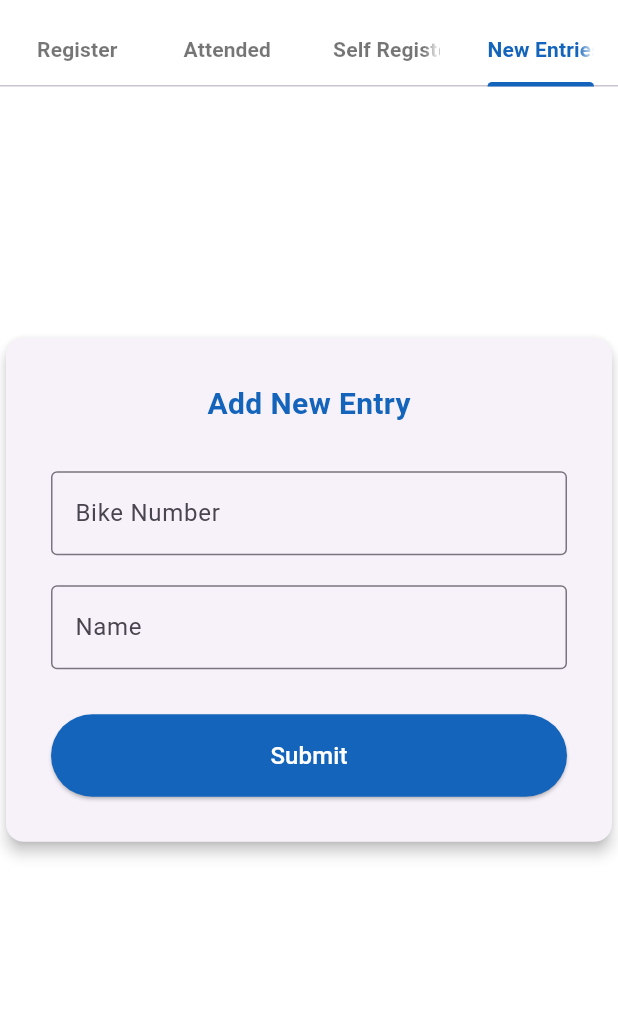
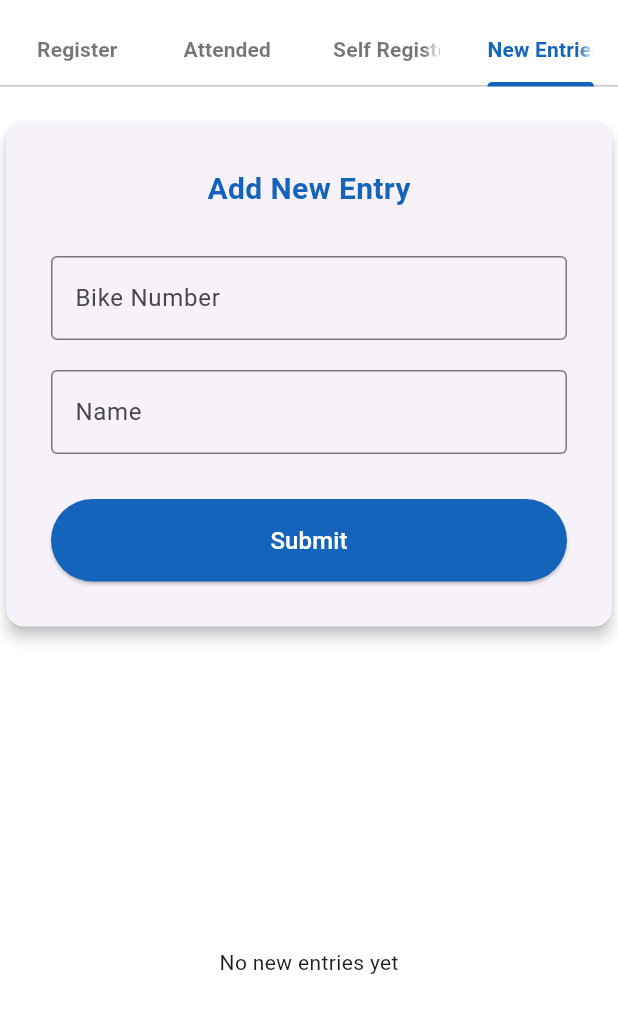
Before and after one commit to otaremwa-ETLYA/tableregistration, a Flutter app: the screen it shows after launch, tab 4 chosen, on a phone screen of 412 x 824 dp, the part 143-1176 px from its top. Run offline on Flutter 3.47's test engine with Material 3 defaults, Android fonts, the phone set to English and light mode, and no system bars; our stand-ins replace firebase_core, firebase_database; accounts and stored records are empty.

Commit message:
the robust 2.0.1

```diff
--- a/lib/pages/new_entries_page.dart
+++ b/lib/pages/new_entries_page.dart
@@ -17,10 +17,17 @@ class _NewEntriesPageState extends State<NewEntriesPage> {
 
   @override
   Widget build(BuildContext context) {
-    return Center(
+    return SingleChildScrollView(
+      child: Center(
         child: ConstrainedBox(
           constraints: const BoxConstraints(maxWidth: 800),
-        child: Card(
+          child: Column(
+            children: [
+              // Space from TabBar
+              const SizedBox(height: 20),
+
+              // Card for adding new entries
+              Card(
                 elevation: 4,
                 shape: RoundedRectangleBorder(
                   borderRadius: BorderRadius.circular(12),
@@ -30,7 +37,6 @@ class _NewEntriesPageState extends State<NewEntriesPage> {
                   child: Column(
                     mainAxisSize: MainAxisSize.min,
                     children: [
-
                       const Text(
                         "Add New Entry",
                         style: TextStyle(
@@ -39,9 +45,7 @@ class _NewEntriesPageState extends State<NewEntriesPage> {
                           color: Color.fromARGB(255, 19, 100, 186),
                         ),
                       ),
-
                       const SizedBox(height: 30),
-
                       TextField(
                         controller: bikeController,
                         decoration: const InputDecoration(
@@ -49,9 +53,7 @@ class _NewEntriesPageState extends State<NewEntriesPage> {
                           border: OutlineInputBorder(),
                         ),
                       ),
-
                       const SizedBox(height: 20),
-
                       TextField(
                         controller: nameController,
                         decoration: const InputDecoration(
@@ -59,9 +61,7 @@ class _NewEntriesPageState extends State<NewEntriesPage> {
                           border: OutlineInputBorder(),
                         ),
                       ),
-
                       const SizedBox(height: 30),
-
                       SizedBox(
                         width: double.infinity,
                         child: ElevatedButton(
@@ -76,8 +76,7 @@ class _NewEntriesPageState extends State<NewEntriesPage> {
 
                             if (bike.isEmpty && name.isEmpty) {
                               ScaffoldMessenger.of(context).showSnackBar(
-                          const SnackBar(
-                              content: Text("Enter at least one field")),
+                                const SnackBar(content: Text("Enter at least one field")),
                               );
                               return;
                             }
@@ -104,6 +103,49 @@ class _NewEntriesPageState extends State<NewEntriesPage> {
                   ),
                 ),
               ),
+
+              const SizedBox(height: 20), // space between card and list
+
+              // Bullet-style list of new entries
+              SizedBox(
+                height: 400, // or any preferred height
+                child: StreamBuilder(
+                  stream: newRef.onValue,
+                  builder: (context, snapshot) {
+                    if (snapshot.connectionState == ConnectionState.waiting) {
+                      return const Center(child: CircularProgressIndicator());
+                    }
+
+                    if (!snapshot.hasData ||
+                        snapshot.data == null ||
+                        (snapshot.data! as DatabaseEvent).snapshot.value == null) {
+                      return const Center(child: Text("No new entries yet"));
+                    }
+
+                    final data = (snapshot.data! as DatabaseEvent).snapshot.value as Map<dynamic, dynamic>;
+                    final entries = data.entries.toList();
+
+                    return ListView.builder(
+                      itemCount: entries.length,
+                      itemBuilder: (context, index) {
+                        final entry = entries[index].value as Map<dynamic, dynamic>;
+                        return Padding(
+                          padding: const EdgeInsets.symmetric(vertical: 4),
+                          child: Row(
+                            children: [
+                              const Text("• ", style: TextStyle(fontSize: 20)), // bullet
+                              Text("${entry['bike'] ?? ''} - ${entry['name'] ?? ''}"),
+                            ],
+                          ),
+                        );
+                      },
+                    );
+                  },
+                ),
+              ),
+            ],
+          ),
+        ),
       ),
     );
   }
```
Also changed, not shown: lib/pages/self_register_page.dart (+42 -58 lines). Lines whose indentation alone changed are shown as unchanged.
